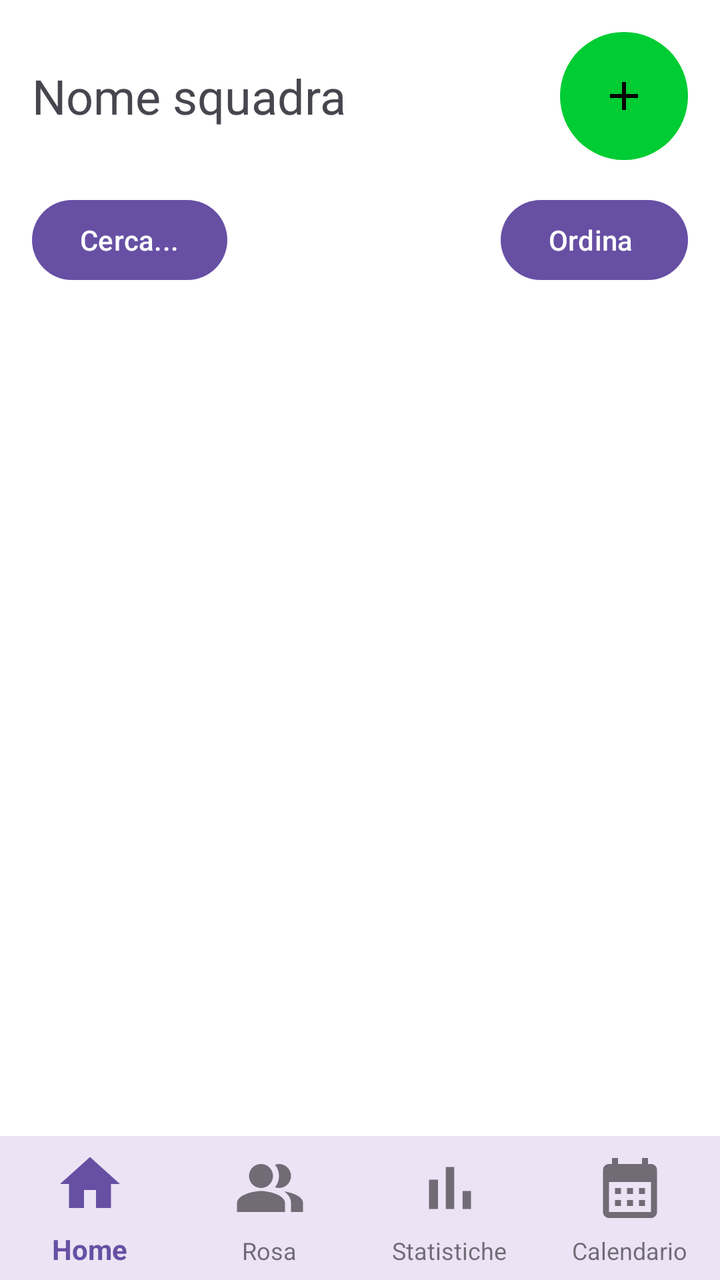
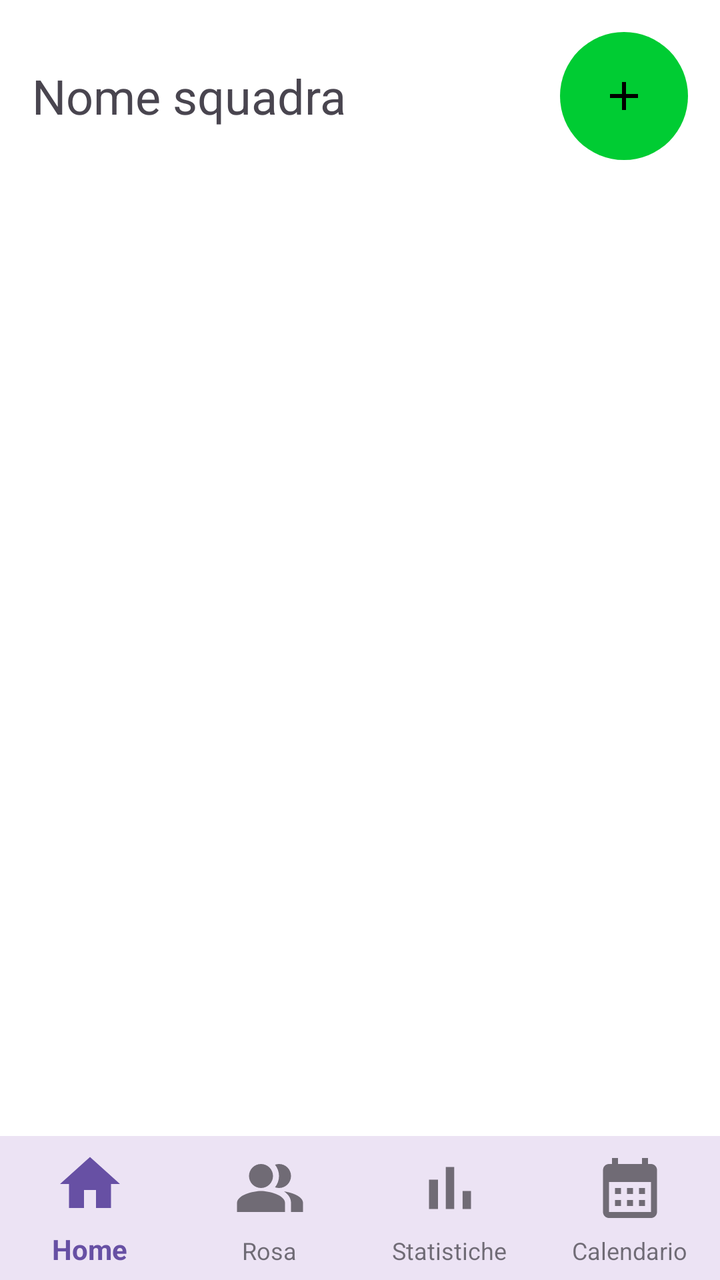

Two renders of the same Android screen: before a commit and after it. Below are the layout's source before the change and the commit's diff.
<!-- AndroidManifest.xml: application theme Theme.YouCoach -->
<!-- res/layout/activity_rosa.xml -->
<?xml version="1.0" encoding="utf-8"?>
<androidx.constraintlayout.widget.ConstraintLayout
    xmlns:android="http://schemas.android.com/apk/res/android"
    xmlns:app="http://schemas.android.com/apk/res-auto"
    xmlns:tools="http://schemas.android.com/tools"
    android:layout_width="match_parent"
    android:layout_height="match_parent"
    android:background="@color/white">


    <LinearLayout
        android:id="@+id/name_add_layout"
        android:layout_width="match_parent"
        android:layout_height="wrap_content"
        android:gravity="center"
        android:orientation="horizontal"
        android:paddingLeft="16dp"
        android:paddingRight="16dp"
        android:layout_marginTop="16dp"
        app:layout_constraintTop_toTopOf="parent"
        app:layout_constraintStart_toStartOf="parent"
        app:layout_constraintEnd_toEndOf="parent">


        <TextView
            android:id="@+id/name_team"
            android:layout_width="wrap_content"
            android:layout_height="wrap_content"
            android:text="@string/nome_squadra"
            android:textSize="24sp" />

        <View
            android:layout_width="0dp"
            android:layout_height="0dp"
            android:layout_weight="1" />

        <ImageButton
            android:id="@+id/add_player_button"
            android:layout_width="64dp"
            android:layout_height="64dp"
            android:layout_gravity="end"
            android:background="@drawable/circle_background_green"
            android:src="@drawable/add" />

    </LinearLayout>

    <LinearLayout
        android:id="@+id/search_filter_layout"
        android:layout_width="0dp"
        android:layout_height="wrap_content"
        android:orientation="horizontal"
        android:layout_marginTop="16dp"
        android:paddingLeft="16dp"
        android:paddingRight="16dp"
        app:layout_constraintTop_toBottomOf="@id/name_add_layout"
        app:layout_constraintStart_toStartOf="parent"
        app:layout_constraintEnd_toEndOf="parent"
        app:layout_constraintHorizontal_bias="0.5">

        <Button
            android:id="@+id/search_button"
            android:layout_width="wrap_content"
            android:layout_height="wrap_content"
            android:text="@string/search" />
        <View
            android:layout_width="0dp"
            android:layout_height="0dp"
            android:layout_weight="1" />

        <Button
            android:id="@+id/filter_button"
            android:layout_width="wrap_content"
            android:layout_height="wrap_content"
            android:text="@string/filter" />
    </LinearLayout>

    <androidx.recyclerview.widget.RecyclerView
        android:id="@+id/recyclerGiocatore"
        android:layout_width="0dp"
        android:layout_height="0dp"
        android:layout_margin="16dp"
        app:layout_constraintBottom_toTopOf="@+id/bottom_navigation"
        app:layout_constraintEnd_toEndOf="parent"
        app:layout_constraintStart_toStartOf="parent"
        app:layout_constraintTop_toBottomOf="@+id/search_filter_layout" />

    <com.google.android.material.bottomnavigation.BottomNavigationView
        android:id="@+id/bottom_navigation"
        android:layout_width="0dp"
        android:layout_height="72dp"
        android:background="?android:attr/windowBackground"
        app:labelVisibilityMode="labeled"
        app:menu="@menu/bottom_nav_menu"
        style="@style/BottomNavigationViewStyle"
        app:layout_constraintBottom_toBottomOf="parent"
        app:layout_constraintStart_toStartOf="parent"
        app:layout_constraintEnd_toEndOf="parent" />

</androidx.constraintlayout.widget.ConstraintLayout>
<!-- resources referenced by this layout -->
<resources>
  <color name="white">#FFFFFFFF</color>
  <!-- drawable add (drawable) -->
  <vector xmlns:android="http://schemas.android.com/apk/res/android" android:height="24dp" android:tint="#000000" android:viewportHeight="24" android:viewportWidth="24" android:width="24dp">
        
      <path android:fillColor="@android:color/white" android:pathData="M19,13h-6v6h-2v-6H5v-2h6V5h2v6h6v2z"/>
      
  </vector>
  <!-- drawable circle_background_green (drawable) -->
  <shape xmlns:android="http://schemas.android.com/apk/res/android">
      <solid android:color="@color/confirm"/>
      <corners android:radius="300dp"/>
  </shape>
  <string name="filter">"Ordina "</string>
  <string name="nome_squadra">Nome squadra</string>
  <string name="search">Cerca...</string>
  <style name="BottomNavigationViewStyle" parent="Widget.MaterialComponents.BottomNavigationView">
          <item name="itemIconSize">36dp</item> 
          <item name="itemTextAppearanceActive">@style/ActiveTextStyle</item> 
          <item name="itemTextAppearanceInactive">@style/InactiveTextStyle</item> 
      </style>
  <style name="Theme.YouCoach" parent="Base.Theme.YouCoach" />
  <color name="confirm">#00CC33</color>
  <style name="ActiveTextStyle" parent="TextAppearance.AppCompat.Small">
          <item name="android:textSize">14sp</item>
      </style>
  <style name="InactiveTextStyle" parent="TextAppearance.AppCompat.Small">
          <item name="android:textSize">12sp</item>
      </style>
  <style name="Base.Theme.YouCoach" parent="Theme.Material3.DayNight.NoActionBar">
          
          
      </style>
</resources>

<!-- the commit's change to res/layout/activity_rosa.xml (unified diff, before → after) -->
@@ -44,35 +44,6 @@
 
     </LinearLayout>
 
-    <LinearLayout
-        android:id="@+id/search_filter_layout"
-        android:layout_width="0dp"
-        android:layout_height="wrap_content"
-        android:orientation="horizontal"
-        android:layout_marginTop="16dp"
-        android:paddingLeft="16dp"
-        android:paddingRight="16dp"
-        app:layout_constraintTop_toBottomOf="@id/name_add_layout"
-        app:layout_constraintStart_toStartOf="parent"
-        app:layout_constraintEnd_toEndOf="parent"
-        app:layout_constraintHorizontal_bias="0.5">
-
-        <Button
-            android:id="@+id/search_button"
-            android:layout_width="wrap_content"
-            android:layout_height="wrap_content"
-            android:text="@string/search" />
-        <View
-            android:layout_width="0dp"
-            android:layout_height="0dp"
-            android:layout_weight="1" />
-
-        <Button
-            android:id="@+id/filter_button"
-            android:layout_width="wrap_content"
-            android:layout_height="wrap_content"
-            android:text="@string/filter" />
-    </LinearLayout>
 
     <androidx.recyclerview.widget.RecyclerView
         android:id="@+id/recyclerGiocatore"
@@ -82,7 +53,7 @@
         app:layout_constraintBottom_toTopOf="@+id/bottom_navigation"
         app:layout_constraintEnd_toEndOf="parent"
         app:layout_constraintStart_toStartOf="parent"
-        app:layout_constraintTop_toBottomOf="@+id/search_filter_layout" />
+        app:layout_constraintTop_toBottomOf="@+id/name_add_layout" />
 
     <com.google.android.material.bottomnavigation.BottomNavigationView
         android:id="@+id/bottom_navigation"
<!-- resource entries referenced after the edit -->
@@ -12,9 +12,7 @@
       <solid android:color="@color/confirm"/>
       <corners android:radius="300dp"/>
   </shape>
-  <string name="filter">"Ordina "</string>
   <string name="nome_squadra">Nome squadra</string>
-  <string name="search">Cerca...</string>
   <style name="BottomNavigationViewStyle" parent="Widget.MaterialComponents.BottomNavigationView">
           <item name="itemIconSize">36dp</item> 
           <item name="itemTextAppearanceActive">@style/ActiveTextStyle</item> 
